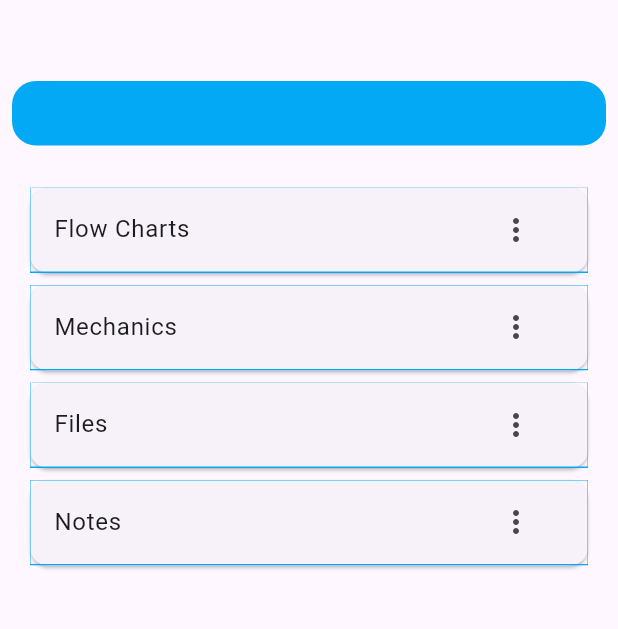
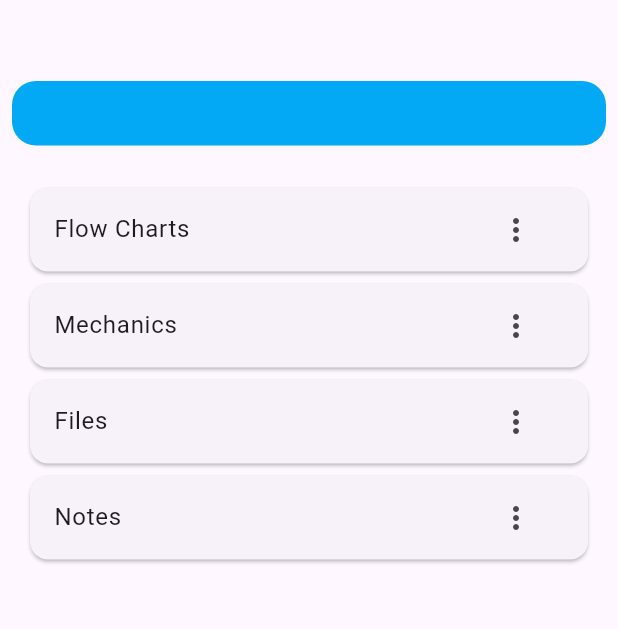
Before and after one commit to yusukeob/BoardGameDreamer, a Flutter app: the ProjectPage screen opened directly with empty values, on a phone screen of 412 x 824 dp, the part 63-692 px from its top. Run offline on Flutter 3.47's test engine with Material 3 defaults, Android fonts, the phone set to English and light mode, and no system bars; our stand-ins replace flutter_colorpicker, simple_animations, sqflite; missing offline and left inert: flutter_flow_chart, star_menu; accounts and stored records are empty.

Commit message:
removed unnecessary border line

```diff
--- a/lib/screens/project.dart
+++ b/lib/screens/project.dart
@@ -117,16 +117,6 @@ class _ProjectPageState extends State<ProjectPage> {
                         return Card(
                           child: ListTile(
                             title: Text(projectMenu[index]),
-                            shape: const Border(
-                              top:
-                                  BorderSide(color: Colors.lightBlue, width: 0),
-                              right:
-                                  BorderSide(color: Colors.lightBlue, width: 0),
-                              left:
-                                  BorderSide(color: Colors.lightBlue, width: 0),
-                              bottom:
-                                  BorderSide(color: Colors.lightBlue, width: 1),
-                            ),
                             trailing: IconButton(
                                 icon: const Icon(Icons.more_vert),
                                 onPressed: () {
```
